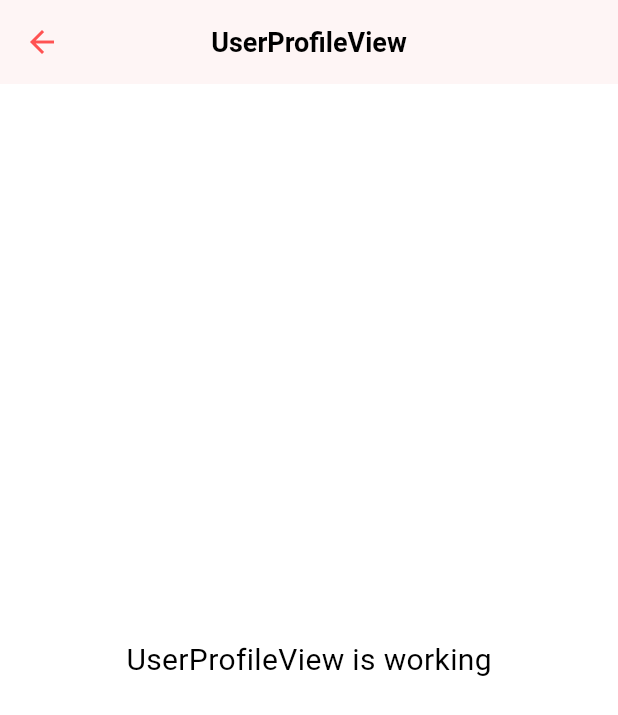
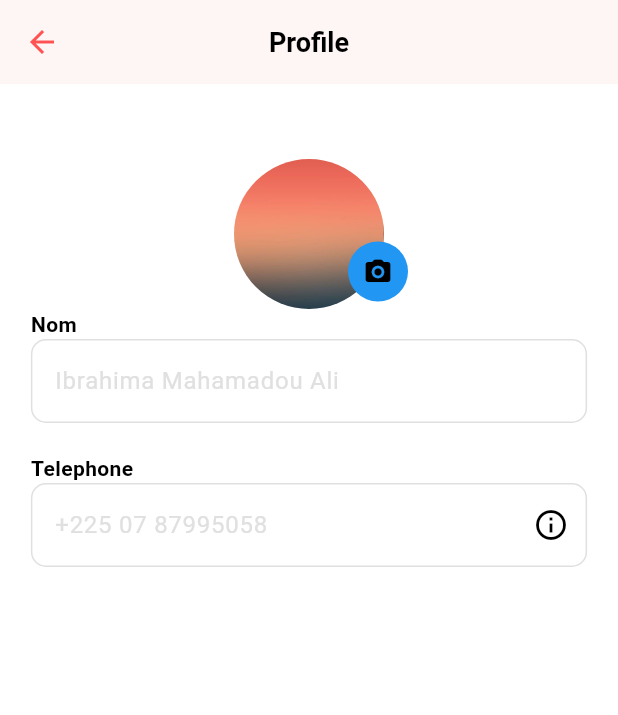
Before and after one commit to JaphetSamuel/adclient, a Flutter app: the UserProfileView screen opened by its route, on a phone screen of 412 x 824 dp. Shown: the top 715 px of the screen. Run offline on Flutter 3.47's test engine with Material 3 defaults, Android fonts, the phone set to English and light mode, and no system bars; our stand-ins replace flutter_map, flutter_rating_stars, flutter_svg, get, image_picker, ionicons and 3 more; missing offline and left inert: flutter_map_marker_cluster.

Commit message:
fix user details

```diff
--- a/lib/app/modules/userProfile/views/user_profile_view.dart
+++ b/lib/app/modules/userProfile/views/user_profile_view.dart
@@ -1,23 +1,118 @@
 import 'package:flutter/material.dart';
 
 import 'package:get/get.dart';
+import 'package:image_picker/image_picker.dart';
+import 'package:velocity_x/velocity_x.dart';
 
 import '../controllers/user_profile_controller.dart';
 
 class UserProfileView extends GetView<UserProfileController> {
-  const UserProfileView({Key? key}) : super(key: key);
+   UserProfileView({Key? key}) : super(key: key);
   @override
+TextEditingController nom = TextEditingController();
+   final ImagePicker _picker = ImagePicker();
+   XFile? _image;
+
+   Future<void> choosePicture() async {
+     final XFile? image = await _picker.pickImage(source: ImageSource.gallery);
+
+       _image = image;
+
+   }
+
   Widget build(BuildContext context) {
     return Scaffold(
       appBar: AppBar(
-        title: const Text('UserProfileView'),
+        title: const Text('Profile'),
         centerTitle: true,
       ),
-      body: const Center(
-        child: Text(
-          'UserProfileView is working',
-          style: TextStyle(fontSize: 20),
-        ),
+      body: Column(
+        children: [
+          SizedBox(height: 50,),
+          Stack(
+            children: [
+              Center(
+                  child:  Container(
+                    width: 100,
+                    height: 100,
+                    decoration: BoxDecoration(
+                        image: DecorationImage(image: AssetImage('assets/images/background.jpeg'),
+                          fit: BoxFit.cover,
+                        ),
+                        borderRadius: BorderRadius.circular(100)
+                    ),
+                  ),
+              ),
+
+              Positioned(
+                  top: 55,
+                  right: 140,
+                  child:  Container(
+                    width: 40,
+                    height: 40,
+                    decoration: BoxDecoration(color: Colors.blue,
+                      borderRadius: BorderRadius.circular(100)
+                    ),
+                    child: IconButton(onPressed: (){
+                      choosePicture();
+                    }, icon: Icon(Icons.photo_camera_rounded, size: 20,)),
+                  ))
+            ],
+          ),
+
+          CustumTextField(
+            labelText: 'Nom',
+            controller: nom,
+            placeholder: 'Ibrahima Mahamadou Ali',
+          ),
+          SizedBox(height: 20,),
+          CustumTextField(
+            labelText: 'Telephone',
+            controller: nom,
+            prefixIcon: Icons.info_outlined,
+            placeholder: '+225 07 87995058',
+          ),
+        ],
+      )
+    );
+  }
+}
+
+
+
+
+class CustumTextField extends StatelessWidget {
+  final String labelText;
+  final TextStyle labelStyle;
+  final TextEditingController controller;
+  final IconData? prefixIcon;
+  final String? placeholder;
+
+  const CustumTextField({
+    Key? key,
+    required this.labelText,
+    this.labelStyle = const TextStyle(fontWeight: FontWeight.bold),
+    required this.controller,
+    this.prefixIcon,
+    this.placeholder,
+  }) : super(key: key);
+
+  @override
+  Widget build(BuildContext context) {
+    return Container(
+      width: MediaQuery.of(context).size.width * 0.9,
+      child: Column(
+        crossAxisAlignment: CrossAxisAlignment.start,
+        children: [
+          Text(labelText, style: labelStyle),
+          TextField(
+            controller: controller,
+            decoration: InputDecoration(
+              suffixIcon: prefixIcon != null ? Icon(prefixIcon) : null,
+              hintText: placeholder,
+            ),
+          ),
+        ],
       ),
     );
   }
--- a/lib/app/routes/app_routes.dart
+++ b/lib/app/routes/app_routes.dart
@@ -18,6 +18,7 @@ abstract class Routes {
   static const RESERVATION_WIZARD = _Paths.RESERVATION_WIZARD;
   static const EXPLORER = _Paths.EXPLORER;
   static const USER_PROFILE = _Paths.USER_PROFILE;
+  static const WIDGET = _Paths.WIDGET;
 }
 
 abstract class _Paths {
@@ -37,4 +38,5 @@ abstract class _Paths {
   static const RESERVATION_WIZARD = '/reservation-wizard';
   static const EXPLORER = '/explorer';
   static const USER_PROFILE = '/user-profile';
+  static const WIDGET = '/widget';
 }
--- a/pubspec.yaml
+++ b/pubspec.yaml
@@ -18,6 +18,7 @@ dependencies:
   latlong2: ^0.8.2
   flutter_rating_stars: ^1.0.3+4
   shimmer: ^3.0.0
+  image_picker: ^1.0.8
 
 dev_dependencies:
   flutter_lints: ^2.0.0
```
Also changed, not shown: lib/app/modules/Profil/views/profil_view.dart (+40 -2 lines), lib/app/modules/widget/bindings/widget_binding.dart (added, +12 -0 lines), lib/app/modules/widget/controllers/widget_controller.dart (added, +23 -0 lines), lib/app/modules/widget/views/widget_view.dart (added, +24 -0 lines), lib/app/routes/app_pages.dart (+17 -1 lines), pubspec.lock, 2 other files.
